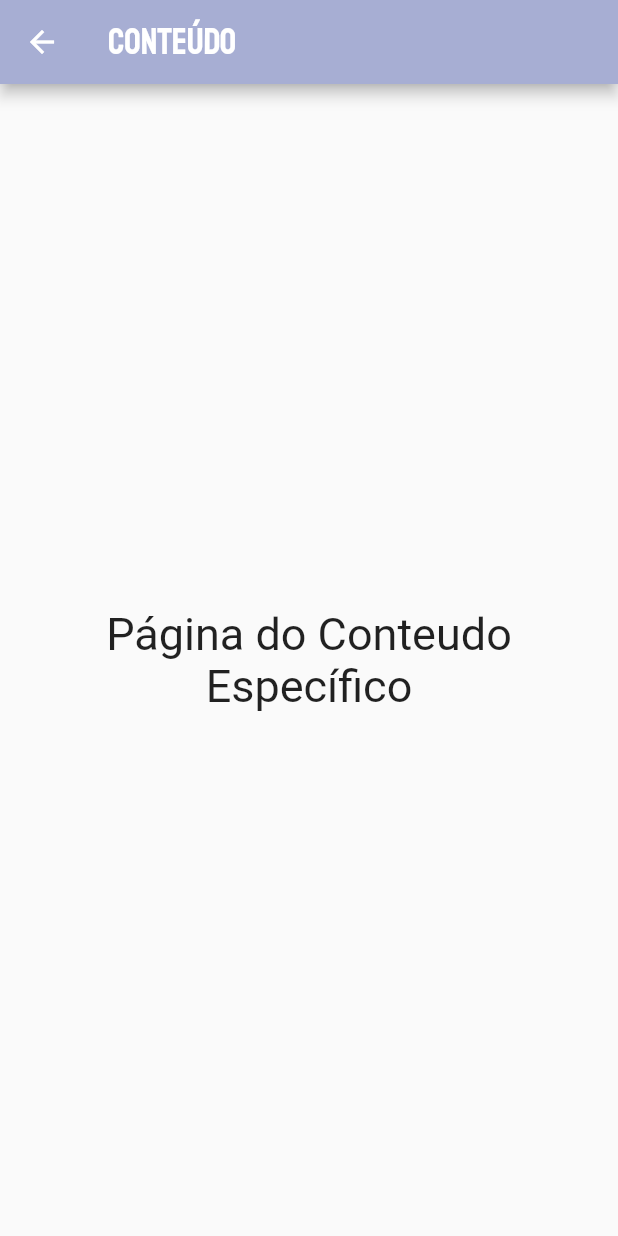
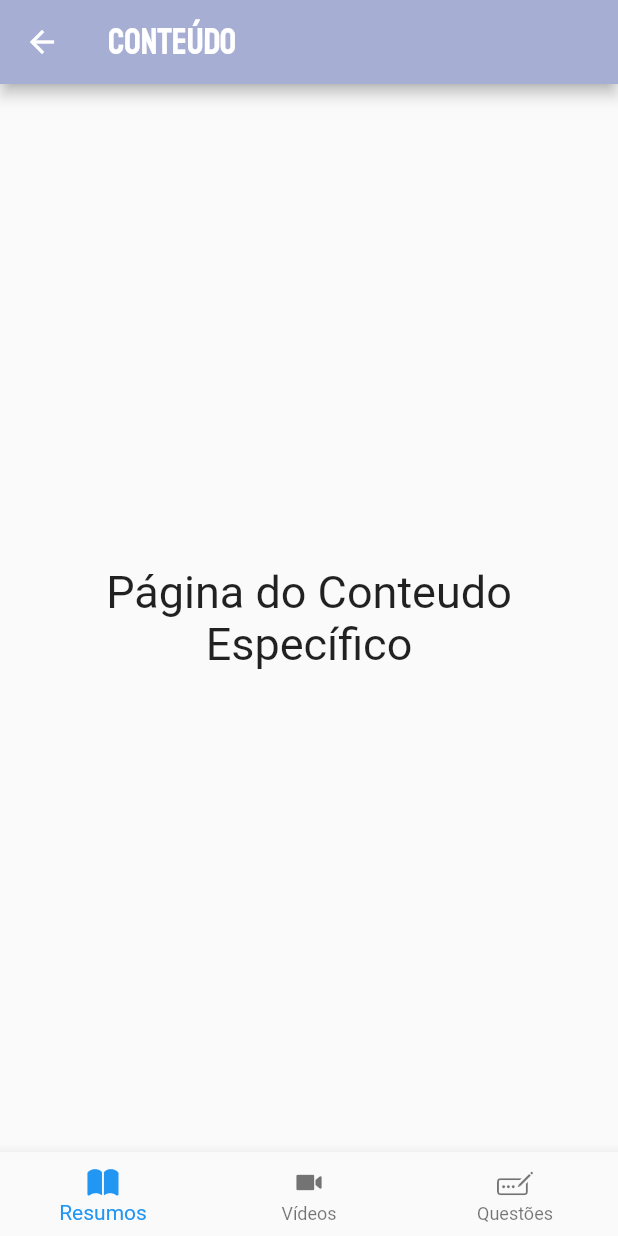
Before and after one commit to cristianocosta13/ScienceNotesFn, a Flutter app: the Disciplina screen opened directly, on a phone screen of 412 x 824 dp. Run offline on Flutter 3.47's test engine with Material 2 defaults, Android fonts, the phone set to English and light mode, and no system bars; missing offline and left inert: siencenotes; network calls fail.

Commit message:
Update disciplina_page.dart

```diff
--- a/lib/pages/disciplina_page.dart
+++ b/lib/pages/disciplina_page.dart
@@ -1,3 +1,4 @@
+import 'package:flutter/cupertino.dart';
 import 'package:flutter/material.dart';
 import 'package:flutter/src/foundation/key.dart';
 import 'package:flutter/src/widgets/framework.dart';
@@ -12,6 +13,7 @@ class Disciplina extends StatefulWidget {
 
 class _DisciplinaState extends State<Disciplina> {
   @override
+
   Widget build(BuildContext context) {
     return  Scaffold(
       appBar: AppBar(
@@ -29,6 +31,16 @@ class _DisciplinaState extends State<Disciplina> {
           textAlign: TextAlign.center,
         ),
       ),
+      bottomNavigationBar: BottomNavigationBar(
+        items: [
+          BottomNavigationBarItem(
+              icon: Icon(CupertinoIcons.book_solid), label: 'Resumos',),
+          BottomNavigationBarItem(
+            icon: Icon(CupertinoIcons.video_camera_solid), label: 'Vídeos',),
+          BottomNavigationBarItem(
+            icon: Icon(CupertinoIcons.pencil_ellipsis_rectangle), label: 'Questões',),
+        ],
+      ),
     );
   }
 }
```
